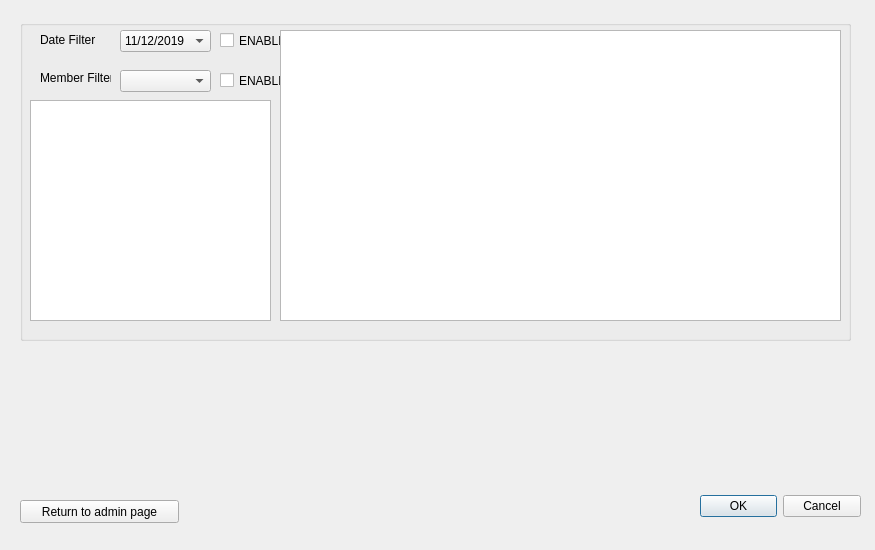
tdragon00/CS1C_Project_2, file Project2/admin_item_database.ui: the form before one commit.
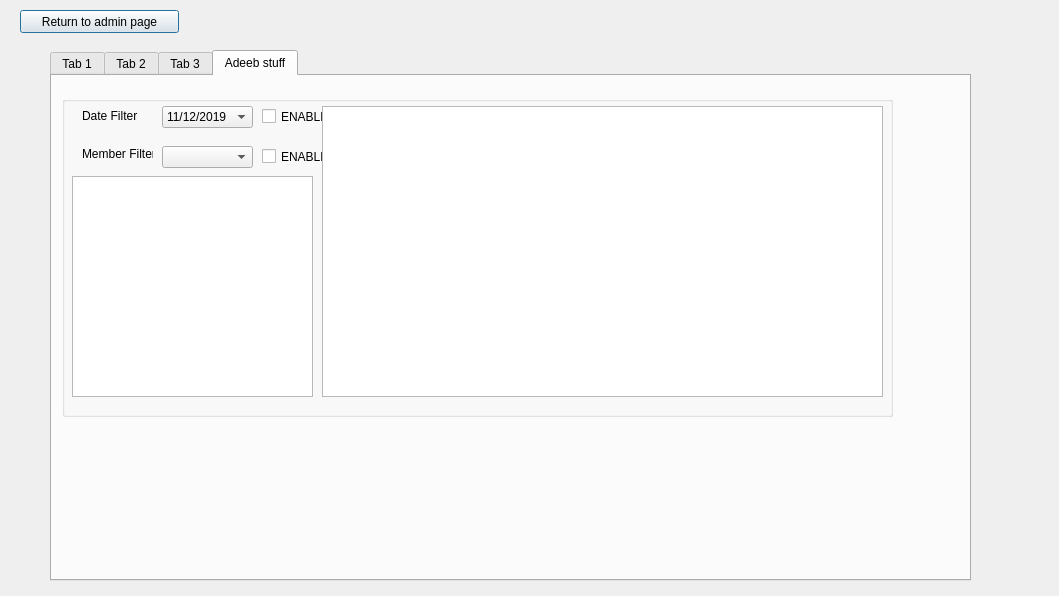
The form after the commit. The open tabs and pages were chosen to show the change.

Commit message: Added tabs to the items UI with one tab adeeb's stuff

Diff of the .ui file:
```diff
--- a/Project2/admin_item_database.ui
+++ b/Project2/admin_item_database.ui
@@ -6,34 +6,18 @@
    <rect>
     <x>0</x>
     <y>0</y>
-    <width>875</width>
-    <height>550</height>
+    <width>1059</width>
+    <height>596</height>
    </rect>
   </property>
   <property name="windowTitle">
    <string>Dialog</string>
   </property>
-  <widget class="QDialogButtonBox" name="buttonBox">
-   <property name="geometry">
-    <rect>
-     <x>700</x>
-     <y>490</y>
-     <width>161</width>
-     <height>32</height>
-    </rect>
-   </property>
-   <property name="orientation">
-    <enum>Qt::Horizontal</enum>
-   </property>
-   <property name="standardButtons">
-    <set>QDialogButtonBox::Cancel|QDialogButtonBox::Ok</set>
-   </property>
-  </widget>
   <widget class="QPushButton" name="returnButton">
    <property name="geometry">
     <rect>
      <x>20</x>
-     <y>500</y>
+     <y>10</y>
      <width>159</width>
      <height>23</height>
     </rect>
@@ -42,21 +26,41 @@
     <string>Return to admin page</string>
    </property>
   </widget>
-  <widget class="QWidget" name="verticalLayoutWidget">
+  <widget class="QTabWidget" name="tabWidget">
    <property name="geometry">
     <rect>
-     <x>700</x>
-     <y>480</y>
-     <width>161</width>
-     <height>51</height>
+     <x>50</x>
+     <y>50</y>
+     <width>921</width>
+     <height>531</height>
     </rect>
    </property>
-   <layout class="QVBoxLayout" name="verticalLayout"/>
-  </widget>
+   <property name="currentIndex">
+    <number>2</number>
+   </property>
+   <widget class="QWidget" name="tab_2">
+    <attribute name="title">
+     <string>Tab 1</string>
+    </attribute>
+   </widget>
+   <widget class="QWidget" name="tab_3">
+    <attribute name="title">
+     <string>Tab 2</string>
+    </attribute>
+   </widget>
+   <widget class="QWidget" name="tab_4">
+    <attribute name="title">
+     <string>Tab 3</string>
+    </attribute>
+   </widget>
+   <widget class="QWidget" name="tab">
+    <attribute name="title">
+     <string>Adeeb stuff</string>
+    </attribute>
   <widget class="QGroupBox" name="Selections">
    <property name="geometry">
     <rect>
-     <x>20</x>
+       <x>10</x>
      <y>20</y>
      <width>831</width>
      <height>321</height>
@@ -208,6 +212,8 @@
    </widget>
   </widget>
  </widget>
+  </widget>
+ </widget>
  <resources/>
  <connections>
   <connection>
```
Left out of the diff: 35 changed lines with no effect on the pictures. Lines whose indentation alone changed are shown as unchanged. The commit also changes 1 other file.
